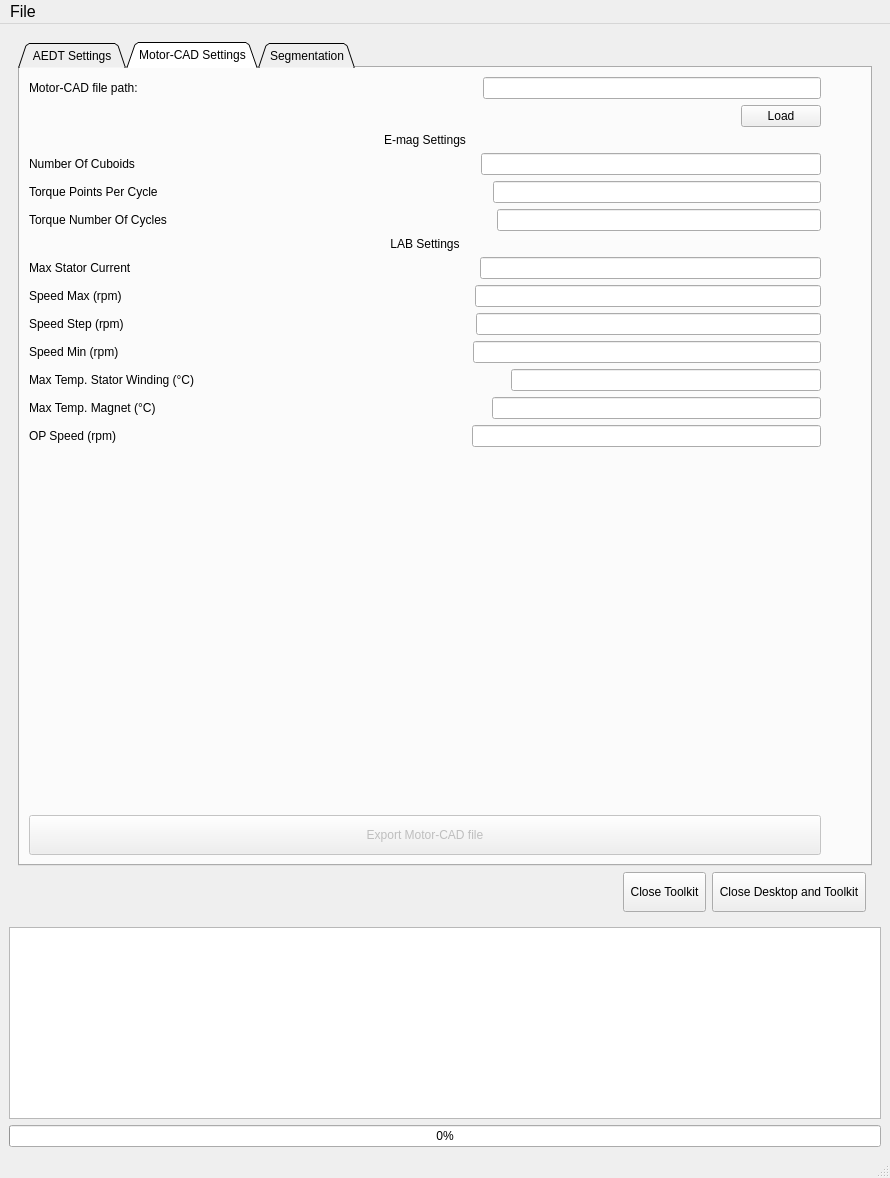
This is src/ansys/aedt/toolkits/motor/ui/common/toolkit.ui in ansys/magnet-segmentation-toolkit as Qt 5 draws it before an edit. The edited form follows.
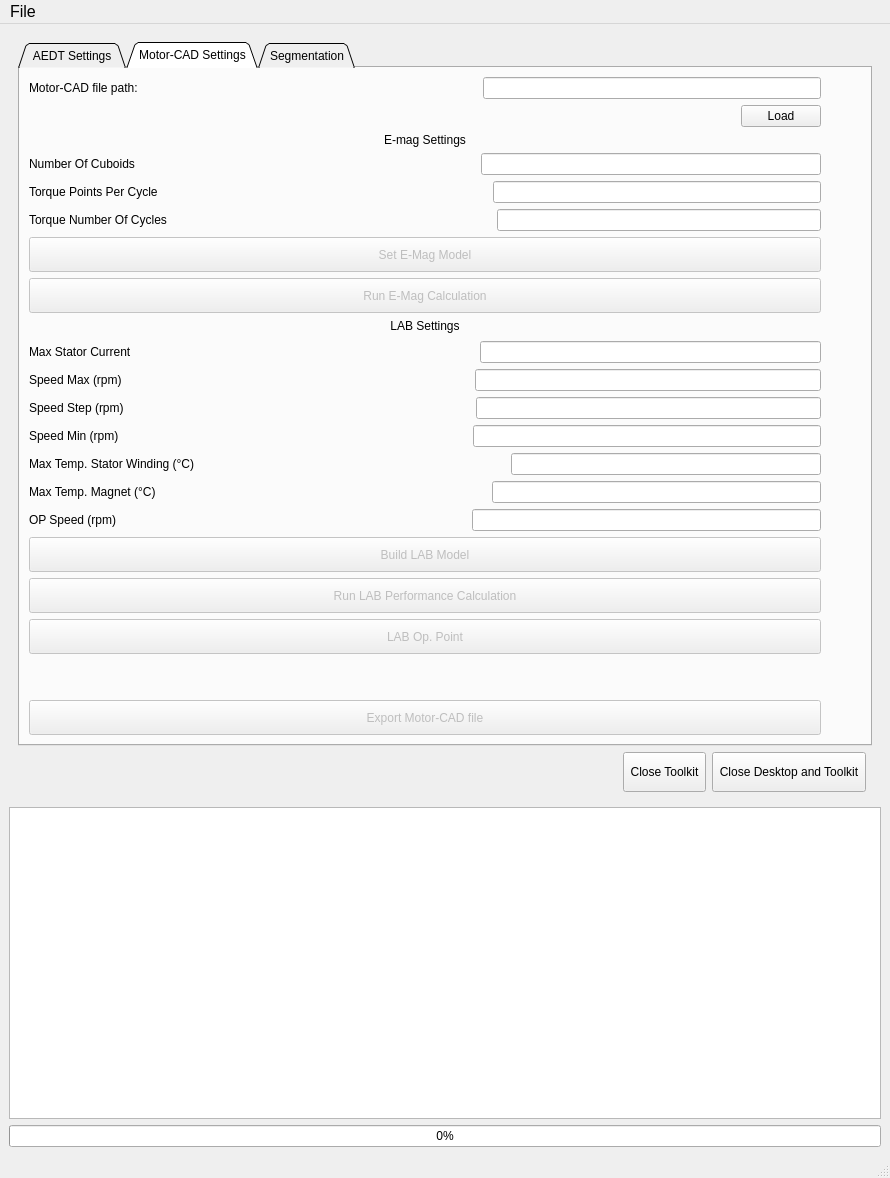
This is the edited form. The open tabs and pages were chosen to show the change.

Commit message: Motor-CAD UI implementation

Diff of the .ui file:
```diff
--- a/src/ansys/aedt/toolkits/motor/ui/common/toolkit.ui
+++ b/src/ansys/aedt/toolkits/motor/ui/common/toolkit.ui
@@ -10,6 +10,12 @@
     <height>1178</height>
    </rect>
   </property>
+  <property name="sizePolicy">
+   <sizepolicy hsizetype="Expanding" vsizetype="Expanding">
+    <horstretch>0</horstretch>
+    <verstretch>0</verstretch>
+   </sizepolicy>
+  </property>
   <property name="windowTitle">
    <string>MainWindow</string>
   </property>
@@ -293,6 +299,12 @@
           <layout class="QHBoxLayout" name="horizontalLayout_26">
            <item>
             <layout class="QVBoxLayout" name="verticalLayout_3">
+             <property name="spacing">
+              <number>6</number>
+             </property>
+             <property name="sizeConstraint">
+              <enum>QLayout::SetNoConstraint</enum>
+             </property>
              <item>
               <layout class="QHBoxLayout" name="horizontalLayout">
                <property name="leftMargin">
@@ -466,9 +478,67 @@
               </layout>
              </item>
              <item>
-              <layout class="QHBoxLayout" name="horizontalLayout_12">
+              <layout class="QHBoxLayout" name="horizontalLayout_27">
+               <item>
+                <widget class="QPushButton" name="set_emag">
+                 <property name="enabled">
+                  <bool>false</bool>
+                 </property>
+                 <property name="sizePolicy">
+                  <sizepolicy hsizetype="Preferred" vsizetype="Fixed">
+                   <horstretch>0</horstretch>
+                   <verstretch>0</verstretch>
+                  </sizepolicy>
+                 </property>
+                 <property name="minimumSize">
+                  <size>
+                   <width>0</width>
+                   <height>35</height>
+                  </size>
+                 </property>
+                 <property name="text">
+                  <string>Set E-Mag Model</string>
+                 </property>
+                </widget>
+               </item>
+              </layout>
+             </item>
+             <item>
+              <layout class="QHBoxLayout" name="horizontalLayout_28">
+               <item>
+                <widget class="QPushButton" name="run_emag">
+                 <property name="enabled">
+                  <bool>false</bool>
+                 </property>
+                 <property name="sizePolicy">
+                  <sizepolicy hsizetype="Preferred" vsizetype="Fixed">
+                   <horstretch>0</horstretch>
+                   <verstretch>0</verstretch>
+                  </sizepolicy>
+                 </property>
+                 <property name="minimumSize">
+                  <size>
+                   <width>0</width>
+                   <height>35</height>
+                  </size>
+                 </property>
+                 <property name="text">
+                  <string>Run E-Mag Calculation</string>
+                 </property>
+                </widget>
+               </item>
+              </layout>
+             </item>
+             <item>
+              <layout class="QHBoxLayout" name="horizontalLayout_12" stretch="0">
                <item>
                 <widget class="QLabel" name="LABSettings">
+                 <property name="sizePolicy">
+                  <sizepolicy hsizetype="Preferred" vsizetype="Expanding">
+                   <horstretch>0</horstretch>
+                   <verstretch>0</verstretch>
+                  </sizepolicy>
+                 </property>
                  <property name="text">
                   <string>LAB Settings</string>
                  </property>
@@ -714,7 +784,92 @@
                 </spacer>
                </item>
                <item>
-                <widget class="QLineEdit" name="OPSpeed"/>
+                <widget class="QLineEdit" name="OPSpeed">
+                 <property name="sizePolicy">
+                  <sizepolicy hsizetype="Expanding" vsizetype="Fixed">
+                   <horstretch>0</horstretch>
+                   <verstretch>0</verstretch>
+                  </sizepolicy>
+                 </property>
+                </widget>
+               </item>
+              </layout>
+             </item>
+             <item>
+              <layout class="QHBoxLayout" name="horizontalLayout_29">
+               <item>
+                <widget class="QPushButton" name="build_lab_model">
+                 <property name="enabled">
+                  <bool>false</bool>
+                 </property>
+                 <property name="sizePolicy">
+                  <sizepolicy hsizetype="Preferred" vsizetype="Fixed">
+                   <horstretch>0</horstretch>
+                   <verstretch>0</verstretch>
+                  </sizepolicy>
+                 </property>
+                 <property name="minimumSize">
+                  <size>
+                   <width>0</width>
+                   <height>35</height>
+                  </size>
+                 </property>
+                 <property name="text">
+                  <string>Build LAB Model</string>
+                 </property>
+                </widget>
+               </item>
+              </layout>
+             </item>
+             <item>
+              <layout class="QHBoxLayout" name="horizontalLayout_30">
+               <item>
+                <widget class="QPushButton" name="run_lab_performance_calc">
+                 <property name="enabled">
+                  <bool>false</bool>
+                 </property>
+                 <property name="sizePolicy">
+                  <sizepolicy hsizetype="Preferred" vsizetype="Fixed">
+                   <horstretch>0</horstretch>
+                   <verstretch>0</verstretch>
+                  </sizepolicy>
+                 </property>
+                 <property name="minimumSize">
+                  <size>
+                   <width>0</width>
+                   <height>35</height>
+                  </size>
+                 </property>
+                 <property name="text">
+                  <string>Run LAB Performance Calculation</string>
+                 </property>
+                </widget>
+               </item>
+              </layout>
+             </item>
+             <item>
+              <layout class="QHBoxLayout" name="horizontalLayout_31">
+               <item>
+                <widget class="QPushButton" name="lab_op_point">
+                 <property name="enabled">
+                  <bool>false</bool>
+                 </property>
+                 <property name="sizePolicy">
+                  <sizepolicy hsizetype="Preferred" vsizetype="Fixed">
+                   <horstretch>0</horstretch>
+                   <verstretch>0</verstretch>
+                  </sizepolicy>
+                 </property>
+                 <property name="minimumSize">
+                  <size>
+                   <width>0</width>
+                   <height>35</height>
+                  </size>
+                 </property>
+                 <property name="text">
+                  <string>LAB Op. Point</string>
+                 </property>
+                </widget>
                </item>
               </layout>
              </item>
@@ -723,6 +878,9 @@
                <property name="orientation">
                 <enum>Qt::Vertical</enum>
                </property>
+               <property name="sizeType">
+                <enum>QSizePolicy::Preferred</enum>
+               </property>
                <property name="sizeHint" stdset="0">
                 <size>
                  <width>20</width>
@@ -737,7 +895,7 @@
                 <bool>false</bool>
                </property>
                <property name="sizePolicy">
-                <sizepolicy hsizetype="Minimum" vsizetype="Fixed">
+                <sizepolicy hsizetype="Preferred" vsizetype="Fixed">
                  <horstretch>0</horstretch>
                  <verstretch>0</verstretch>
                 </sizepolicy>
@@ -745,7 +903,7 @@
                <property name="minimumSize">
                 <size>
                  <width>0</width>
-                 <height>40</height>
+                 <height>35</height>
                 </size>
                </property>
                <property name="text">
@@ -1058,7 +1216,7 @@
     <item>
      <widget class="QPlainTextEdit" name="log_text">
       <property name="sizePolicy">
-       <sizepolicy hsizetype="Expanding" vsizetype="Fixed">
+       <sizepolicy hsizetype="Expanding" vsizetype="Expanding">
         <horstretch>0</horstretch>
         <verstretch>0</verstretch>
        </sizepolicy>
```
Left out of the diff: 12 changed lines with no effect on the pictures. The commit also changes 7 other files.
